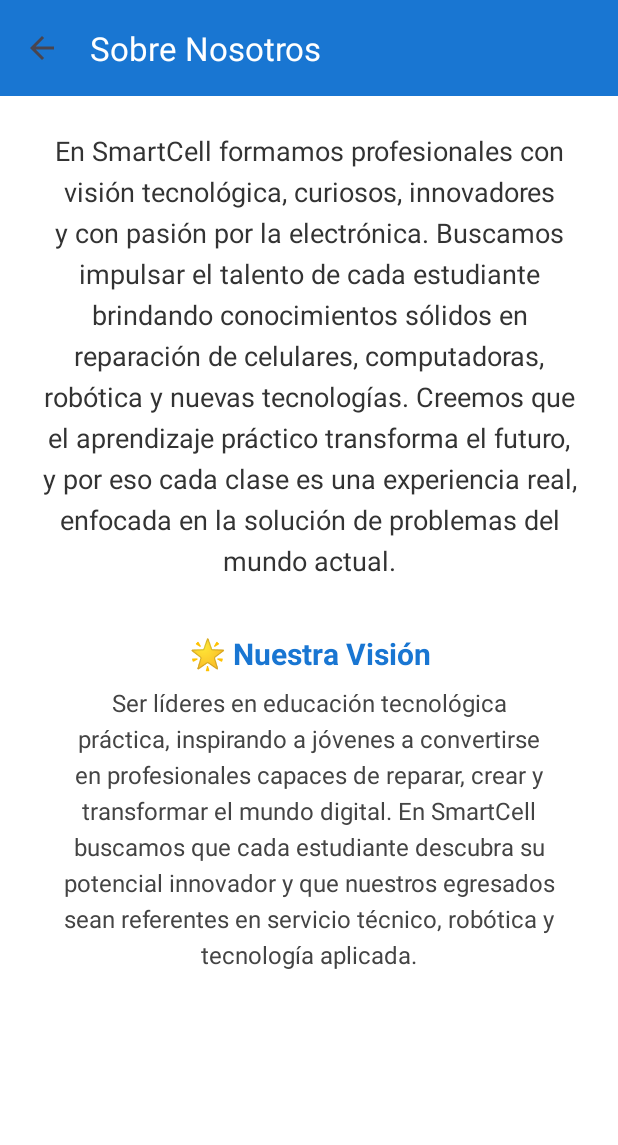
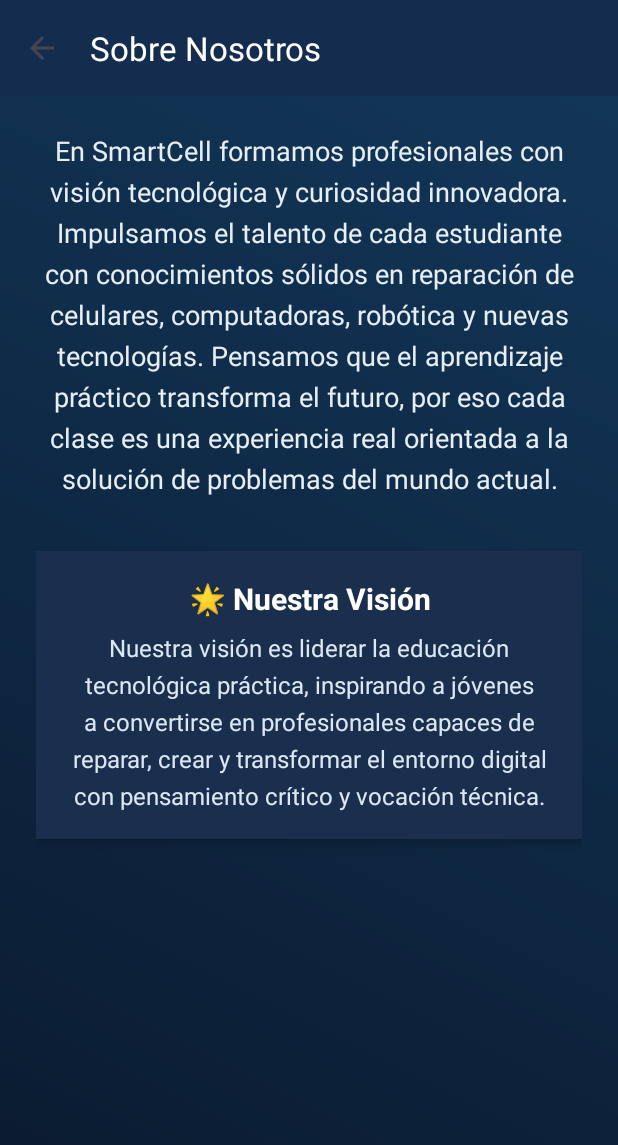
Before and after one commit to Joseph30070/AppSmartcell, an Android app built with Jetpack Compose: the NosotrosActivity screen opened directly, with no data from a screen before it, after a tap on "Ver más →", on a phone screen of 412 x 824 dp. Shown: the top 1145 px of the screen. Run offline under Robolectric (Android 15) with nearby library versions, the phone set to English and light mode, and no system bars.

Commit message:
mejorado la ventana de nosotros con color de fondo mas agradable y mejoras en el orden de las viñetas

```diff
--- /dev/null
+++ b/app/src/main/res/drawable/bg_nosotros.xml
@@ -0,0 +1,7 @@
+<shape xmlns:android="http://schemas.android.com/apk/res/android">
+    <gradient
+        android:type="linear"
+        android:startColor="#0A1A2F"
+        android:endColor="#13385B"
+        android:angle="45" />
+</shape>
--- a/app/src/main/res/layout/activity_nosotros.xml
+++ b/app/src/main/res/layout/activity_nosotros.xml
@@ -6,33 +6,32 @@
     android:id="@+id/layoutPrincipal"
     android:layout_width="match_parent"
     android:layout_height="match_parent"
-    android:background="@android:color/white"
+    android:background="@drawable/bg_nosotros"
     tools:context=".NosotrosActivity">
 
-    <!-- Toolbar superior -->
+    <!-- Toolbar -->
     <androidx.appcompat.widget.Toolbar
         android:id="@+id/toolbarNosotros"
         android:layout_width="0dp"
         android:layout_height="?attr/actionBarSize"
-        android:background="@color/colorPrimary"
+        android:background="#142C4D"
         app:title="Sobre Nosotros"
         app:titleTextColor="@android:color/white"
-        app:navigationIconTint="@android:color/white"
         app:layout_constraintTop_toTopOf="parent"
         app:layout_constraintStart_toStartOf="parent"
-        app:layout_constraintEnd_toEndOf="parent" />
+        app:layout_constraintEnd_toEndOf="parent"/>
 
-    <!-- Contenido desplazable -->
+    <!-- Scroll -->
     <ScrollView
         android:id="@+id/scrollView"
         android:layout_width="0dp"
         android:layout_height="0dp"
         android:padding="24dp"
+        android:fillViewport="true"
         app:layout_constraintTop_toBottomOf="@id/toolbarNosotros"
         app:layout_constraintBottom_toBottomOf="parent"
         app:layout_constraintStart_toStartOf="parent"
-        app:layout_constraintEnd_toEndOf="parent"
-        android:fillViewport="true">
+        app:layout_constraintEnd_toEndOf="parent">
 
         <LinearLayout
             android:layout_width="match_parent"
@@ -46,20 +45,23 @@
                 android:layout_width="match_parent"
                 android:layout_height="wrap_content"
                 android:text="@string/texto_principal_nosotros"
-                android:textColor="#333333"
+                android:textColor="#E6EEF6"
                 android:textSize="18sp"
                 android:lineSpacingExtra="6dp"
                 android:gravity="center"
                 android:layout_marginBottom="20dp" />
 
-            <!-- Sección: VISIÓN -->
+            <!-- VISIÓN -->
             <LinearLayout
                 android:id="@+id/layoutVision"
                 android:layout_width="match_parent"
                 android:layout_height="wrap_content"
                 android:orientation="vertical"
+                android:layout_marginTop="16dp"
                 android:visibility="gone"
-                android:layout_marginTop="16dp">
+                android:background="#1A2F4D"
+                android:padding="18dp"
+                android:elevation="4dp">
 
                 <TextView
                     android:layout_width="match_parent"
@@ -67,7 +69,7 @@
                     android:text="🌟 Nuestra Visión"
                     android:textStyle="bold"
                     android:textSize="20sp"
-                    android:textColor="@color/colorPrimary"
+                    android:textColor="#FFFFFF"
                     android:layout_marginBottom="8dp"
                     android:gravity="center" />
 
@@ -75,20 +77,23 @@
                     android:layout_width="match_parent"
                     android:layout_height="wrap_content"
                     android:text="@string/texto_vision_nosotros"
-                    android:textColor="#444444"
+                    android:textColor="#DCE8F5"
                     android:textSize="16sp"
-                    android:lineSpacingExtra="5dp"
+                    android:lineSpacingExtra="6dp"
                     android:gravity="center" />
             </LinearLayout>
 
-            <!-- Sección: QUÉ OFRECEMOS -->
+            <!-- QUÉ OFRECEMOS -->
             <LinearLayout
                 android:id="@+id/layoutOfrecemos"
                 android:layout_width="match_parent"
                 android:layout_height="wrap_content"
                 android:orientation="vertical"
                 android:visibility="gone"
-                android:layout_marginTop="24dp">
+                android:layout_marginTop="24dp"
+                android:background="#1A2F4D"
+                android:padding="18dp"
+                android:elevation="4dp">
 
                 <TextView
                     android:layout_width="match_parent"
@@ -96,7 +101,7 @@
                     android:text="🚀 Qué Ofrecemos"
                     android:textStyle="bold"
                     android:textSize="20sp"
-                    android:textColor="@color/colorPrimary"
+                    android:textColor="#FFFFFF"
                     android:layout_marginBottom="8dp"
                     android:gravity="center" />
 
@@ -104,29 +109,31 @@
                     android:layout_width="match_parent"
                     android:layout_height="wrap_content"
                     android:text="@string/texto_que_ofrecemos"
-                    android:textColor="#444444"
+                    android:textColor="#DCE8F5"
                     android:textSize="16sp"
-                    android:gravity="center"
+                    android:gravity="start"
+                    android:textAlignment="viewStart"
                     android:lineSpacingExtra="6dp"
                     android:layout_marginBottom="12dp" />
+
 
                 <TextView
                     android:layout_width="match_parent"
                     android:layout_height="wrap_content"
                     android:text="@string/texto_final_ofrecemos"
-                    android:textColor="#444444"
+                    android:textColor="#DCE8F5"
                     android:textSize="16sp"
                     android:gravity="center"
                     android:lineSpacingExtra="6dp" />
             </LinearLayout>
 
-            <!-- 🔹 Botón "Ver más" al final (ya baja correctamente) -->
+            <!-- Botón -->
             <Button
                 android:id="@+id/btnVerMas"
                 android:layout_width="wrap_content"
                 android:layout_height="wrap_content"
                 android:text="Ver más →"
-                android:backgroundTint="@color/colorPrimary"
+                android:backgroundTint="#29476D"
                 android:textColor="@android:color/white"
                 android:paddingHorizontal="28dp"
                 android:paddingVertical="10dp"
--- a/app/src/main/res/values/strings.xml
+++ b/app/src/main/res/values/strings.xml
@@ -4,28 +4,34 @@
 
     <!-- Textos para NosotrosActivity -->
     <string name="texto_principal_nosotros">
-        En SmartCell formamos profesionales con visión tecnológica, curiosos, innovadores y con pasión por la electrónica.
-        Buscamos impulsar el talento de cada estudiante brindando conocimientos sólidos en reparación de celulares, computadoras, robótica y nuevas tecnologías.
-        Creemos que el aprendizaje práctico transforma el futuro, y por eso cada clase es una experiencia real, enfocada en la solución de problemas del mundo actual.
+        En SmartCell formamos profesionales con visión tecnológica y curiosidad innovadora.
+        Impulsamos el talento de cada estudiante con conocimientos sólidos en reparación
+        de celulares, computadoras, robótica y nuevas tecnologías. Pensamos que el
+        aprendizaje práctico transforma el futuro, por eso cada clase es una experiencia
+        real orientada a la solución de problemas del mundo actual.
     </string>
 
     <string name="texto_vision_nosotros">
-        Ser líderes en educación tecnológica práctica, inspirando a jóvenes a convertirse en profesionales capaces de reparar, crear y transformar el mundo digital.
-        En SmartCell buscamos que cada estudiante descubra su potencial innovador y que nuestros egresados sean referentes en servicio técnico, robótica y tecnología aplicada.
+        Nuestra visión es liderar la educación tecnológica práctica, inspirando a jóvenes
+        a convertirse en profesionales capaces de reparar, crear y transformar el entorno
+        digital con pensamiento crítico y vocación técnica.
     </string>
 
     <string name="texto_que_ofrecemos">
-📱 Cursos especializados en reparación de celulares, laptops y PCs.\n
-🤖 Talleres de robótica e innovación tecnológica.\n
-💡 Capacitaciones en mantenimiento preventivo y diagnóstico avanzado.\n
-👨‍🏫 Docentes con experiencia real en el campo técnico.\n
-🎓 Certificaciones reconocidas y respaldo académico.\n
-🔧 Clases 100% prácticas con equipos reales.
+📌 Cursos especializados:\n
+\u2022 Reparación de celulares, laptops y PCs\n
+\u2022 Robótica e innovación tecnológica\n
+\u2022 Electrónica aplicada\n
+\u2022 Diagnóstico y mantenimiento avanzado\n\n
+👨‍🏫 Docentes con experiencia real\n
+🎓 Certificaciones con respaldo académico\n
+🔧 Clases 100% prácticas con equipos reales
 </string>
 
 
     <string name="texto_final_ofrecemos">
-        En SmartCell no solo enseñamos a reparar, enseñamos a entender cómo funciona la tecnología que mueve el mundo.
-        Nuestro objetivo es que cada estudiante se convierta en un técnico integral, preparado para los desafíos del futuro.
+        En SmartCell no solo enseñamos a reparar, enseñamos a comprender cómo funciona la
+        tecnología que mueve el mundo. Formamos técnicos integrales listos para los
+        desafíos del futuro.
     </string>
 </resources>
```
